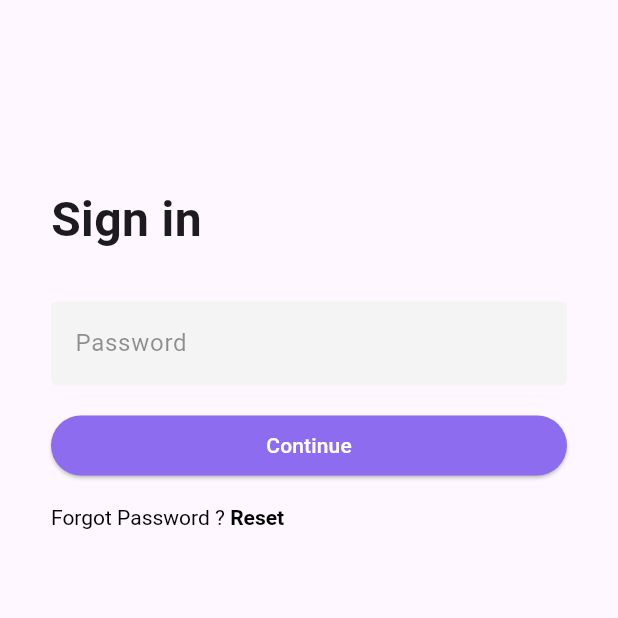
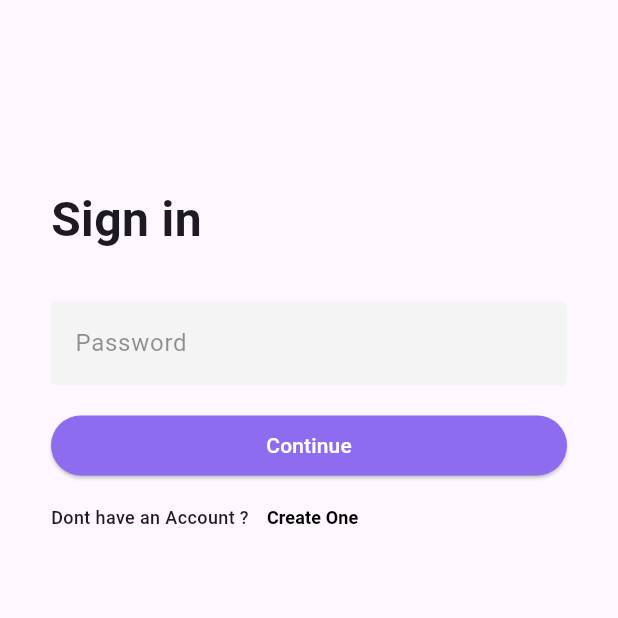
Before and after one commit to AsilbekFlutter/ClotProject, a Flutter app: the screen it shows after launch, after a tap on "Continue", on a phone screen of 412 x 824 dp, the top half of it. Run offline on Flutter 3.47's test engine with Material 3 defaults, Android fonts, the phone set to English and light mode, and no system bars.

```diff
--- a/lib/app.dart
+++ b/lib/app.dart
@@ -1,10 +1,12 @@
 import 'package:flutter/material.dart';
+import 'package:home_project/core/route/route_generator.dart';
+import 'package:home_project/core/route/route_names.dart';
 import 'package:home_project/pages/create_account_page.dart';
-import 'package:home_project/pages/entrance_page.dart';
+import 'package:home_project/pages/splash_page.dart';
 import 'package:home_project/pages/forgot_password.dart';
-import 'package:home_project/pages/password_page.dart';
+import 'package:home_project/pages/singin_password_page.dart';
 import 'package:home_project/pages/sendEmailPage.dart';
-import 'package:home_project/pages/signIn_page.dart';
+import 'package:home_project/pages/signin_email_page.dart';
 import 'package:home_project/pages/yourselfPage.dart';
 
 class MyApp extends StatelessWidget {
@@ -12,9 +14,10 @@ class MyApp extends StatelessWidget {
 
   @override
   Widget build(BuildContext context) {
-    return const MaterialApp(
+    return MaterialApp(
       debugShowCheckedModeBanner: false,
-      home: EntrancePage(),
+      initialRoute: RouteNames.splashPage,
+      onGenerateRoute: AppRoute(context: context).onGenerateRoute,
     );
   }
 }
--- /dev/null
+++ b/lib/core/route/route_generator.dart
@@ -0,0 +1,45 @@
+import 'package:flutter/material.dart';
+import 'package:home_project/core/route/route_names.dart';
+import 'package:home_project/pages/create_account_page.dart';
+import 'package:home_project/pages/forgot_password.dart';
+import 'package:home_project/pages/singin_password_page.dart';
+import 'package:home_project/pages/sendEmailPage.dart';
+import 'package:home_project/pages/signin_email_page.dart';
+import 'package:home_project/pages/splash_page.dart';
+import 'package:home_project/pages/yourselfPage.dart';
+
+class AppRoute {
+  BuildContext context;
+
+  AppRoute({required this.context});
+
+  Route onGenerateRoute(RouteSettings routeSettings) {
+    switch (routeSettings.name) {
+      case RouteNames.splashPage:
+        return MaterialPageRoute(builder: (_) => const SplashPage());
+      case RouteNames.signInEmailPage:
+        return MaterialPageRoute(builder: (_) => const SignInEmailPage());
+      case RouteNames.signInPasswordPage:
+        return MaterialPageRoute(builder: (_) => const PasswordPage());
+      case RouteNames.createAccountPage:
+        return MaterialPageRoute(builder: (_) => const CreateAccountPage());
+      case RouteNames.forgotPasswordPage:
+        return MaterialPageRoute(builder: (_) => const ForgotPasswordPage());
+      case RouteNames.sendEmailPage:
+        return MaterialPageRoute(builder: (_) => const SendEmailPage());
+      case RouteNames.yourselfPage:
+        return MaterialPageRoute(builder: (_) => const YourselfPage());
+      default:
+        return _errorRoute();
+    }
+  }
+
+  Route<dynamic> _errorRoute() {
+    return MaterialPageRoute(
+      builder: (_) => Scaffold(
+        appBar: AppBar(title: const Text('Error')),
+        body: const Center(child: Text('Page not found')),
+      ),
+    );
+  }
+}
--- /dev/null
+++ b/lib/core/route/route_names.dart
@@ -0,0 +1,9 @@
+class RouteNames {
+  static const String splashPage = '/splash_page';
+  static const String signInEmailPage = '/sign_in_email_page';
+  static const String signInPasswordPage = '/sing_in_password_page';
+  static const String createAccountPage = '/create_account_page';
+  static const String forgotPasswordPage = '/forgot_password_page';
+  static const String sendEmailPage = '/send_email_page';
+  static const String yourselfPage = '/yourself_page';
+}
--- a/lib/pages/create_account_page.dart
+++ b/lib/pages/create_account_page.dart
@@ -1,4 +1,5 @@
 import 'package:flutter/material.dart';
+import 'package:home_project/core/route/route_names.dart';
 import 'package:home_project/pages/forgot_password.dart';
 
 class CreateAccountPage extends StatelessWidget {
@@ -80,7 +81,7 @@ class CreateAccountPage extends StatelessWidget {
                   width: double.infinity,
                   child: ElevatedButton(
                     onPressed: () {
-                      Navigator.push(context, MaterialPageRoute(builder: (context) => ForgotPasswordPage(),));
+                      Navigator.pushNamed(context, RouteNames.yourselfPage);
                     },
                     style: ElevatedButton.styleFrom(
                       backgroundColor: const Color(0xFF8E6CEF),
@@ -91,18 +92,24 @@ class CreateAccountPage extends StatelessWidget {
                     ),
                   ),
                 ),
-                const SizedBox(height: 40),
-                RichText(
-                  text: const TextSpan(
-                    text: "Forgot Password ? ",
-                    style: TextStyle(color: Colors.black),
-                    children: [
-                      TextSpan(
-                        text: "Reset",
-                        style: TextStyle(fontWeight: FontWeight.w700),
+                Row(
+                  children: [
+                    const Text(
+                      "Forgot Password ?",
+                      style:
+                      TextStyle(fontSize: 12, fontWeight: FontWeight.w500),
+                    ),
+                    TextButton(
+                      onPressed: () {
+                        Navigator.pushNamed(context, RouteNames.sendEmailPage);
+                      },
+                      child: const Text(
+                        "Reset",
+                        style: TextStyle(
+                            fontSize: 12, fontWeight: FontWeight.w700, color: Colors.black),
                       ),
-                    ],
-                  ),
+                    ),
+                  ],
                 ),
               ],
             ),
--- a/lib/pages/sendEmailPage.dart
+++ b/lib/pages/sendEmailPage.dart
@@ -1,4 +1,5 @@
 import 'package:flutter/material.dart';
+import 'package:home_project/core/route/route_names.dart';
 import 'package:home_project/pages/yourselfPage.dart';
 
 class SendEmailPage extends StatelessWidget {
@@ -33,12 +34,7 @@ class SendEmailPage extends StatelessWidget {
                     backgroundColor: const Color(0xFF8E6CEF),
                   ),
                   onPressed: () {
-                    Navigator.push(
-                      context,
-                      MaterialPageRoute(
-                        builder: (context) => YourselfPage(),
-                      ),
-                    );
+                    Navigator.pushNamed(context, RouteNames.signInEmailPage);
                   },
                   child: const Text(
                     "Return to Login",
--- a/lib/pages/signIn_page.dart
+++ /dev/null
@@ -1,170 +0,0 @@
-import 'package:flutter/material.dart';
-import 'package:home_project/pages/password_page.dart';
-
-class SignInPage extends StatelessWidget {
-  const SignInPage({super.key});
-
-  @override
-  Widget build(BuildContext context) {
-    return Scaffold(
-      body: SingleChildScrollView(
-        child: Center(
-          child: SizedBox(
-            width: 344,
-            child: Column(
-              crossAxisAlignment: CrossAxisAlignment.start,
-              children: [
-                const SizedBox(height: 123),
-                const Text(
-                  "Sign in",
-                  style: TextStyle(fontSize: 32, fontWeight: FontWeight.w700),
-                ),
-                const SizedBox(height: 32),
-                const TextField(
-                  decoration: InputDecoration(
-                    filled: true,
-                    fillColor: Color.fromRGBO(244, 244, 244, 1),
-                    hintText: "Email Address",
-                    hintStyle: TextStyle(
-                      color: Color.fromRGBO(39, 39, 39, 0.5),
-                    ),
-                    border: OutlineInputBorder(
-                        borderRadius: BorderRadius.all(Radius.circular(4)),
-                        borderSide: BorderSide.none),
-                  ),
-                ),
-                const SizedBox(height: 16),
-                SizedBox(
-                  width: double.infinity,
-                  child: ElevatedButton(
-                    onPressed: () {
-                      Navigator.push(
-                        context,
-                        MaterialPageRoute(
-                          builder: (context) => PasswordPage(),
-                        ),
-                      );
-                    },
-                    style: ElevatedButton.styleFrom(
-                      backgroundColor: const Color(0xFF8E6CEF),
-                    ),
-                    child: const Text(
-                      "Continue",
-                      style: TextStyle(color: Colors.white),
-                    ),
-                  ),
-                ),
-                const SizedBox(height: 16),
-                RichText(
-                  text: const TextSpan(
-                    text: "Don't have an Account? ",
-                    style: TextStyle(color: Colors.black),
-                    children: [
-                      TextSpan(
-                        text: "Create One",
-                        style: TextStyle(fontWeight: FontWeight.w700),
-                      ),
-                    ],
-                  ),
-                ),
-                const SizedBox(height: 71),
-                Container(
-                  width: double.infinity,
-                  height: 49,
-                  decoration: const BoxDecoration(
-                    color: Color.fromRGBO(244, 244, 244, 1),
-                    borderRadius: BorderRadius.all(Radius.circular(50.0)),
-                  ),
-                  child: Row(
-                    children: [
-                      Padding(
-                        padding: const EdgeInsets.only(left: 19.42),
-                        child: Image.asset(
-                          'assets/images/apple.png',
-                          width: 20,
-                          height: 24,
-                        ),
-                      ),
-                      const Padding(
-                        padding: EdgeInsets.only(left: 59.58),
-                        child: Text(
-                          "Continue With Apple",
-                          style: TextStyle(
-                            fontSize: 16,
-                            fontWeight: FontWeight.w500,
-                          ),
-                        ),
-                      ),
-                    ],
-                  ),
-                ),
-                const SizedBox(height: 12),
-                Container(
-                  width: double.infinity,
-                  height: 49,
-                  decoration: const BoxDecoration(
-                    color: Color.fromRGBO(244, 244, 244, 1),
-                    borderRadius: BorderRadius.all(Radius.circular(50.0)),
-                  ),
-                  child: Row(
-                    children: [
-                      Padding(
-                        padding: const EdgeInsets.only(left: 17.42),
-                        child: Image.asset(
-                          'assets/images/google.png',
-                          width: 24,
-                          height: 24,
-                        ),
-                      ),
-                      const Padding(
-                        padding: EdgeInsets.only(left: 53.08),
-                        child: Text(
-                          "Continue With Google",
-                          style: TextStyle(
-                            fontSize: 16,
-                            fontWeight: FontWeight.w500,
-                          ),
-                        ),
-                      ),
-                    ],
-                  ),
-                ),
-                const SizedBox(height: 12),
-                Container(
-                  width: double.infinity,
-                  height: 49,
-                  decoration: const BoxDecoration(
-                    color: Color.fromRGBO(244, 244, 244, 1),
-                    borderRadius: BorderRadius.all(Radius.circular(50.0)),
-                  ),
-                  child: Row(
-                    children: [
-                      Padding(
-                        padding: const EdgeInsets.only(left: 17.42),
-                        child: Image.asset(
-                          'assets/images/facebook.png',
-                          width: 24,
-                          height: 24,
-                        ),
-                      ),
-                      const Padding(
-                        padding: EdgeInsets.only(left: 44.58),
-                        child: Text(
-                          "Continue With Facebook",
-                          style: TextStyle(
-                            fontSize: 16,
-                            fontWeight: FontWeight.w500,
-                          ),
-                        ),
-                      ),
-                    ],
-                  ),
-                ),
-              ],
-            ),
-          ),
-        ),
-      ),
-    );
-  }
-}
--- /dev/null
+++ b/lib/pages/signin_email_page.dart
@@ -0,0 +1,171 @@
+import 'package:flutter/material.dart';
+import 'package:home_project/core/route/route_names.dart';
+import 'package:home_project/pages/singin_password_page.dart';
+
+class SignInEmailPage extends StatelessWidget {
+  const SignInEmailPage({super.key});
+
+  @override
+  Widget build(BuildContext context) {
+    return SafeArea(
+      child: Scaffold(
+        body: SingleChildScrollView(
+          child: Padding(
+              padding: EdgeInsets.only(top: 123, left: 25, right: 25),
+              child: Column(
+                crossAxisAlignment: CrossAxisAlignment.start,
+                children: [
+                  const Text(
+                    "Sign in",
+                    style: TextStyle(fontSize: 32, fontWeight: FontWeight.w700),
+                  ),
+                  const SizedBox(height: 32),
+                  const TextField(
+                    decoration: InputDecoration(
+                      filled: true,
+                      fillColor: Color.fromRGBO(244, 244, 244, 1),
+                      hintText: "Email Address",
+                      hintStyle: TextStyle(
+                        color: Color.fromRGBO(39, 39, 39, 0.5),
+                      ),
+                      border: OutlineInputBorder(
+                          borderRadius: BorderRadius.all(Radius.circular(4)),
+                          borderSide: BorderSide.none),
+                    ),
+                  ),
+                  const SizedBox(height: 16),
+                  SizedBox(
+                    width: double.infinity,
+                    child: ElevatedButton(
+                      onPressed: () {
+                        Navigator.pushNamed(context, RouteNames.signInPasswordPage);
+                      },
+                      style: ElevatedButton.styleFrom(
+                        backgroundColor: const Color(0xFF8E6CEF),
+                      ),
+                      child: const Text(
+                        "Continue",
+                        style: TextStyle(color: Colors.white),
+                      ),
+                    ),
+                  ),
+                  Row(
+                    children: [
+                      const Text(
+                        "Don't have an Account ?",
+                        style:
+                            TextStyle(fontSize: 12, fontWeight: FontWeight.w500),
+                      ),
+                      TextButton(
+                        onPressed: () {
+                          Navigator.pushNamed(context, RouteNames.createAccountPage);
+                        },
+                        child: const Text(
+                          "Create One",
+                          style: TextStyle(
+                              fontSize: 12, fontWeight: FontWeight.w700, color: Colors.black),
+                        ),
+                      ),
+                    ],
+                  ),
+                  const SizedBox(height: 71),
+                  Container(
+                    width: double.infinity,
+                    height: 49,
+                    decoration: const BoxDecoration(
+                      color: Color.fromRGBO(244, 244, 244, 1),
+                      borderRadius: BorderRadius.all(Radius.circular(50.0)),
+                    ),
+                    child: Row(
+                      children: [
+                        Padding(
+                          padding: const EdgeInsets.only(left: 19.42),
+                          child: Image.asset(
+                            'assets/images/apple.png',
+                            width: 20,
+                            height: 24,
+                          ),
+                        ),
+                        const Padding(
+                          padding: EdgeInsets.only(left: 59.58),
+                          child: Text(
+                            "Continue With Apple",
+                            style: TextStyle(
+                              fontSize: 16,
+                              fontWeight: FontWeight.w500,
+                            ),
+                          ),
+                        ),
+                      ],
+                    ),
+                  ),
+                  const SizedBox(height: 12),
+                  Container(
+                    width: double.infinity,
+                    height: 49,
+                    decoration: const BoxDecoration(
+                      color: Color.fromRGBO(244, 244, 244, 1),
+                      borderRadius: BorderRadius.all(Radius.circular(50.0)),
+                    ),
+                    child: Row(
+                      children: [
+                        Padding(
+                          padding: const EdgeInsets.only(left: 17.42),
+                          child: Image.asset(
+                            'assets/images/google.png',
+                            width: 24,
+                            height: 24,
+                          ),
+                        ),
+                        const Padding(
+                          padding: EdgeInsets.only(left: 53.08),
+                          child: Text(
+                            "Continue With Google",
+                            style: TextStyle(
+                              fontSize: 16,
+                              fontWeight: FontWeight.w500,
+                            ),
+                          ),
+                        ),
+                      ],
+                    ),
+                  ),
+                  const SizedBox(height: 12),
+                  Container(
+                    width: double.infinity,
+                    height: 49,
+                    decoration: const BoxDecoration(
+                      color: Color.fromRGBO(244, 244, 244, 1),
+                      borderRadius: BorderRadius.all(Radius.circular(50.0)),
+                    ),
+                    child: Row(
+                      children: [
+                        Padding(
+                          padding: const EdgeInsets.only(left: 17.42),
+                          child: Image.asset(
+                            'assets/images/facebook.png',
+                            width: 24,
+                            height: 24,
+                          ),
+                        ),
+                        const Padding(
+                          padding: EdgeInsets.only(left: 44.58),
+                          child: Text(
+                            "Continue With Facebook",
+                            style: TextStyle(
+                              fontSize: 16,
+                              fontWeight: FontWeight.w500,
+                            ),
+                          ),
+                        ),
+                      ],
+                    ),
+                  ),
+                ],
+              ),
+          ),
+        ),
+      ),
+    );
+  }
+}
--- a/lib/pages/password_page.dart
+++ b/lib/pages/singin_password_page.dart
@@ -36,14 +36,7 @@ class PasswordPage extends StatelessWidget {
               SizedBox(
                 width: double.infinity,
                 child: ElevatedButton(
-                  onPressed: () {
-                    Navigator.push(
-                      context,
-                      MaterialPageRoute(
-                        builder: (context) => CreateAccountPage(),
-                      ),
-                    );
-                  },
+                  onPressed: () {},
                   style: ElevatedButton.styleFrom(
                     backgroundColor: const Color(0xFF8E6CEF),
                   ),
@@ -53,18 +46,22 @@ class PasswordPage extends StatelessWidget {
                   ),
                 ),
               ),
-              const SizedBox(height: 16),
-              RichText(
-                text: const TextSpan(
-                  text: "Forgot Password ? ",
-                  style: TextStyle(color: Colors.black),
-                  children: [
-                    TextSpan(
-                      text: "Reset",
-                      style: TextStyle(fontWeight: FontWeight.w700),
+              Row(
+                children: [
+                  const Text(
+                    "Dont have an Account ?",
+                    style:
+                    TextStyle(fontSize: 12, fontWeight: FontWeight.w500),
+                  ),
+                  TextButton(
+                    onPressed: () {},
+                    child: const Text(
+                      "Create One",
+                      style: TextStyle(
+                          fontSize: 12, fontWeight: FontWeight.w700, color: Colors.black),
                     ),
-                  ],
-                ),
+                  ),
+                ],
               ),
             ],
           ),
--- a/lib/pages/entrance_page.dart
+++ b/lib/pages/splash_page.dart
@@ -1,21 +1,21 @@
 import 'package:flutter/material.dart';
-import 'package:home_project/pages/signIn_page.dart';
+import 'package:home_project/pages/signin_email_page.dart';
 
-class EntrancePage extends StatefulWidget {
-  const EntrancePage({super.key});
+class SplashPage extends StatefulWidget {
+  const SplashPage({super.key});
 
   @override
-  _EntrancePageState createState() => _EntrancePageState();
+  _SplashPageState createState() => _SplashPageState();
 }
 
-class _EntrancePageState extends State<EntrancePage> {
+class _SplashPageState extends State<SplashPage> {
   @override
   void initState() {
     super.initState();
-    Future.delayed(Duration(seconds: 3), () {
+    Future.delayed(const Duration(seconds: 1), () {
       Navigator.pushReplacement(
         context,
-        MaterialPageRoute(builder: (context) => SignInPage()),
+        MaterialPageRoute(builder: (context) => SignInEmailPage()),
       );
     });
   }
```
